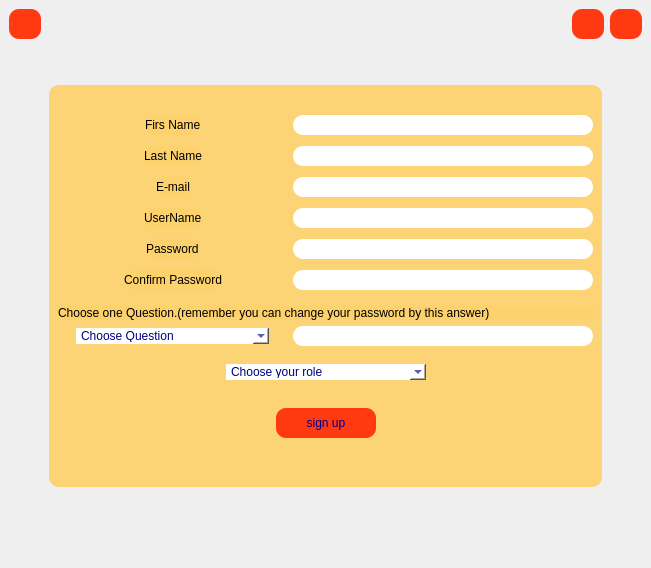
Qt form signupform.ui (fatemebd/Library) before a commit.
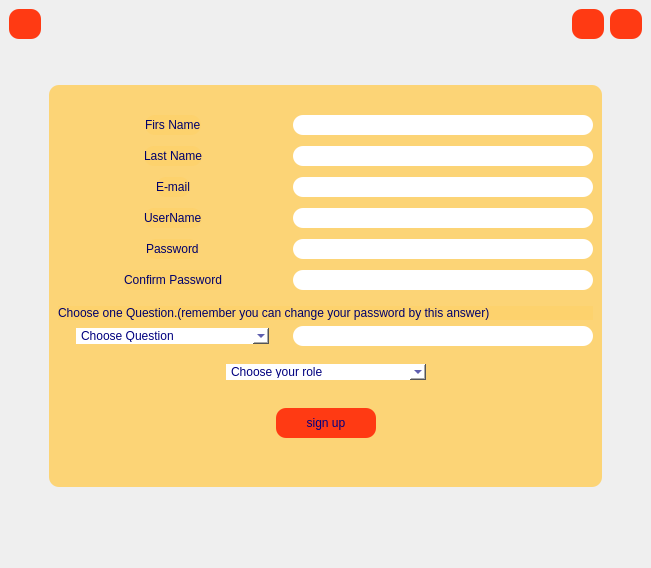
The same form after that commit. Icons and pictures are not drawn.

```diff
--- a/signupform.ui
+++ b/signupform.ui
@@ -188,8 +188,8 @@
 QLabel
 {
 background-color: rgba(255, 205, 88,0.3);
+color:rgb(0, 0, 107);
 }
-
 </string>
         </property>
         <layout class="QVBoxLayout" name="verticalLayout_3">
@@ -230,7 +230,7 @@
            <item>
             <widget class="QLabel" name="label">
              <property name="styleSheet">
-              <string notr="true">color:black</string>
+              <string notr="true"/>
              </property>
              <property name="text">
               <string>Firs Name</string>
@@ -296,7 +296,7 @@
            <item>
             <widget class="QLabel" name="label_4">
              <property name="styleSheet">
-              <string notr="true">color: black</string>
+              <string notr="true"/>
              </property>
              <property name="text">
               <string>Last Name</string>
@@ -362,7 +362,7 @@
            <item>
             <widget class="QLabel" name="label_5">
              <property name="styleSheet">
-              <string notr="true">color:black</string>
+              <string notr="true"/>
              </property>
              <property name="text">
               <string>E-mail</string>
@@ -428,7 +428,7 @@
            <item>
             <widget class="QLabel" name="label_2">
              <property name="styleSheet">
-              <string notr="true">color:black</string>
+              <string notr="true"/>
              </property>
              <property name="text">
               <string>UserName</string>
@@ -494,7 +494,7 @@
            <item>
             <widget class="QLabel" name="label_3">
              <property name="styleSheet">
-              <string notr="true">color: black;
+              <string notr="true">
 </string>
              </property>
              <property name="text">
@@ -572,7 +572,7 @@
              <item>
               <widget class="QLabel" name="label_6">
                <property name="styleSheet">
-                <string notr="true">color:black</string>
+                <string notr="true"/>
                </property>
                <property name="text">
                 <string>Confirm Password</string>
@@ -627,8 +627,12 @@
            <item>
             <widget class="QLabel" name="label_7">
              <property name="styleSheet">
-              <string notr="true">color:black;
-font: 75 9pt &quot;MS Shell Dlg 2&quot;;</string>
+              <string notr="true">
+font: 75 9pt &quot;MS Shell Dlg 2&quot;;
+background-color: rgba(255, 205, 88,0.3);
+color:rgb(0, 0, 107);
+
+</string>
              </property>
              <property name="text">
               <string>Choose one Question.(remember you can change your password by this answer)</string>
```
Left out of the diff: 33 changed lines with no effect on the pictures.
